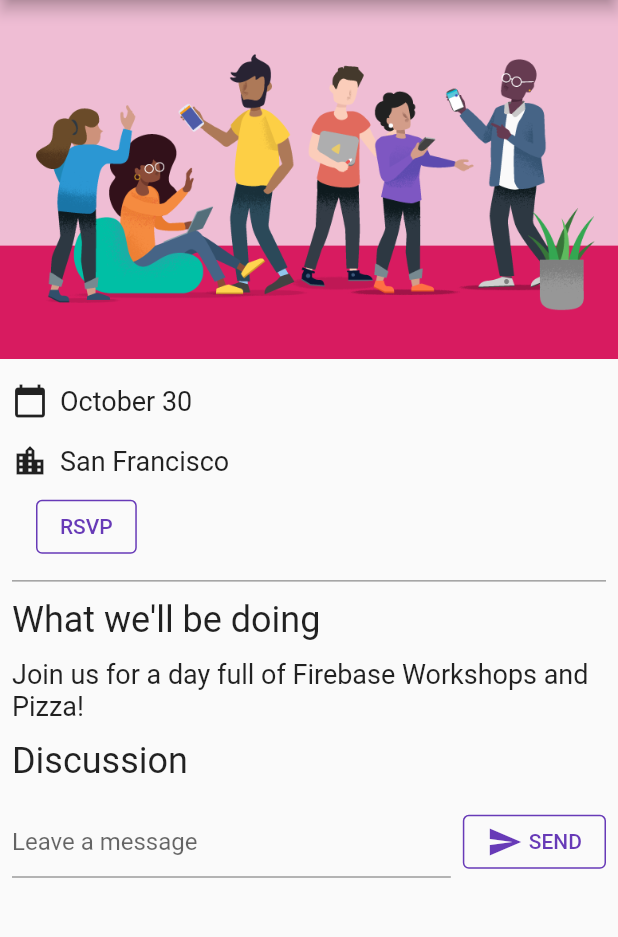
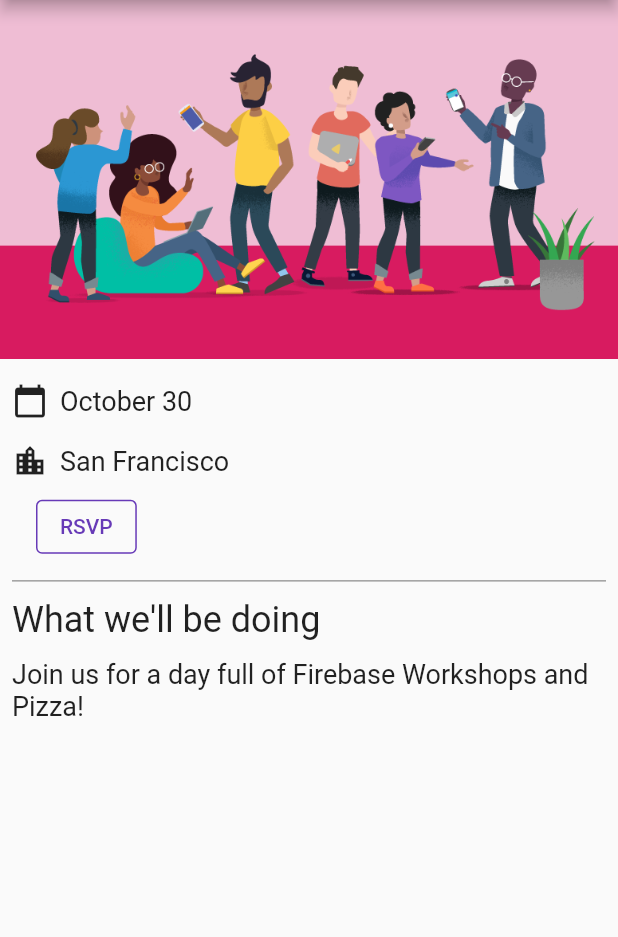
Before and after one commit to C-Dev66/RSVPGuestbookChatApp, a Flutter app: the screen it shows after launch, on a phone screen of 412 x 824 dp, the part 84-1021 px from its top. Run offline on Flutter 3.47's test engine with Material 2 defaults, Android fonts, the phone set to English and light mode, and no system bars; our stand-ins replace cloud_firestore, firebase_auth, firebase_core, google_fonts; missing offline and left inert: cloud_firestore_web, firebase_auth_web, firebase_core_web; accounts and stored records are empty.

Commit message:
Homepage altered to send to CloudFirestore
Wiring UI into the Database

```diff
--- a/lib/main.dart
+++ b/lib/main.dart
@@ -12,14 +12,12 @@ import 'src/authentication.dart';
 import 'src/widgets.dart';
 
 void main() {
-
   runApp(
     ChangeNotifierProvider(
       create: (context) => ApplicationState(),
       builder: (context, _) => App(),
     ),
   );
-
 }
 
 class App extends StatelessWidget {
@@ -80,8 +78,20 @@ class HomePage extends StatelessWidget {
           const Paragraph(
             'Join us for a day full of Firebase Workshops and Pizza!',
           ),
-          const Header ('Discussion'),
-          GuestBook(addMessage: (message) => print(message)),
+          Consumer<ApplicationState>(
+            builder: (context, appState, _) => Column(
+              crossAxisAlignment: CrossAxisAlignment.start,
+              children: [
+                if (appState.loginState == ApplicationLoginState.loggedIn) ...[
+                  const Header('Discussion'),
+                  GuestBook(
+                      addMessage: (message) => appState.addMessageToGuestBook(
+                            message,
+                          )),
+                ],
+              ],
+            ),
+          ),
         ],
       ),
     );
@@ -89,7 +99,6 @@ class HomePage extends StatelessWidget {
 }
 
 class ApplicationState extends ChangeNotifier {
-
   ApplicationState() {
     init();
   }
@@ -191,13 +200,10 @@ class ApplicationState extends ChangeNotifier {
       'userId': FirebaseAuth.instance.currentUser!.uid,
     });
   }
-
-
 }
 
-
 class GuestBook extends StatefulWidget {
-  const GuestBook ({required this.addMessage});
+  const GuestBook({required this.addMessage});
   final FutureOr<void> Function(String message) addMessage;
 
   @override
@@ -219,17 +225,14 @@ class _GuestBookState extends State<GuestBook> {
             Expanded(
                 child: TextFormField(
               controller: _controller,
-                decoration: const InputDecoration(
-                  hintText: 'Leave a message'
-                ),
+              decoration: const InputDecoration(hintText: 'Leave a message'),
               validator: (value) {
                 if (value == null || value.isEmpty) {
                   return 'Enter your message to continue';
                 }
                 return null;
               },
-              )
-            ),
+            )),
             const SizedBox(width: 8),
             StyledButton(
               onPressed: () async {
```
Also changed, not shown: 1 other file. Lines whose indentation alone changed are shown as unchanged.
